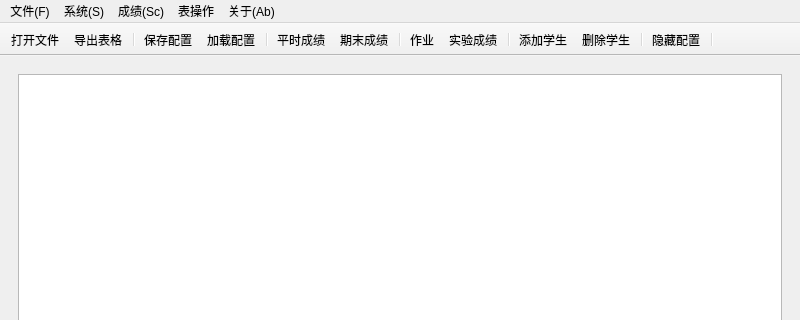
Qt form mainwindow.ui (GanYv123/DataProcessing) before a commit; both pictures show x 0 to 800 and y 0 to 320 of the 800 by 600 pixel window.
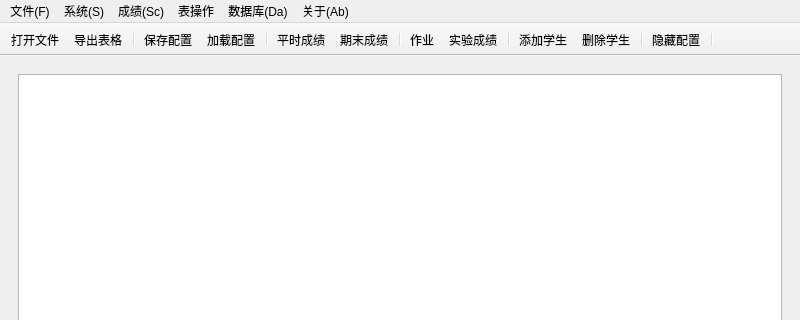
The same form after that commit. Icons and pictures are not drawn.

Commit message: 添加了数据库的连接功能

The edit to the form file:
```diff
--- a/mainwindow.ui
+++ b/mainwindow.ui
@@ -200,10 +200,18 @@
     <addaction name="ac_sortByID"/>
     <addaction name="ac_sortByToalScore"/>
    </widget>
+   <widget class="QMenu" name="menu_Da">
+    <property name="title">
+     <string>数据库(Da)</string>
+    </property>
+    <addaction name="ac_linkDataBase"/>
+    <addaction name="ac_unLink"/>
+   </widget>
    <addaction name="menu"/>
    <addaction name="menu_3"/>
    <addaction name="menu_2"/>
    <addaction name="menu_5"/>
+   <addaction name="menu_Da"/>
    <addaction name="menu_4"/>
   </widget>
   <widget class="QStatusBar" name="statusbar"/>
```
Left out of the diff: 30 changed lines with no effect on the pictures. The commit also changes 8 other files.
